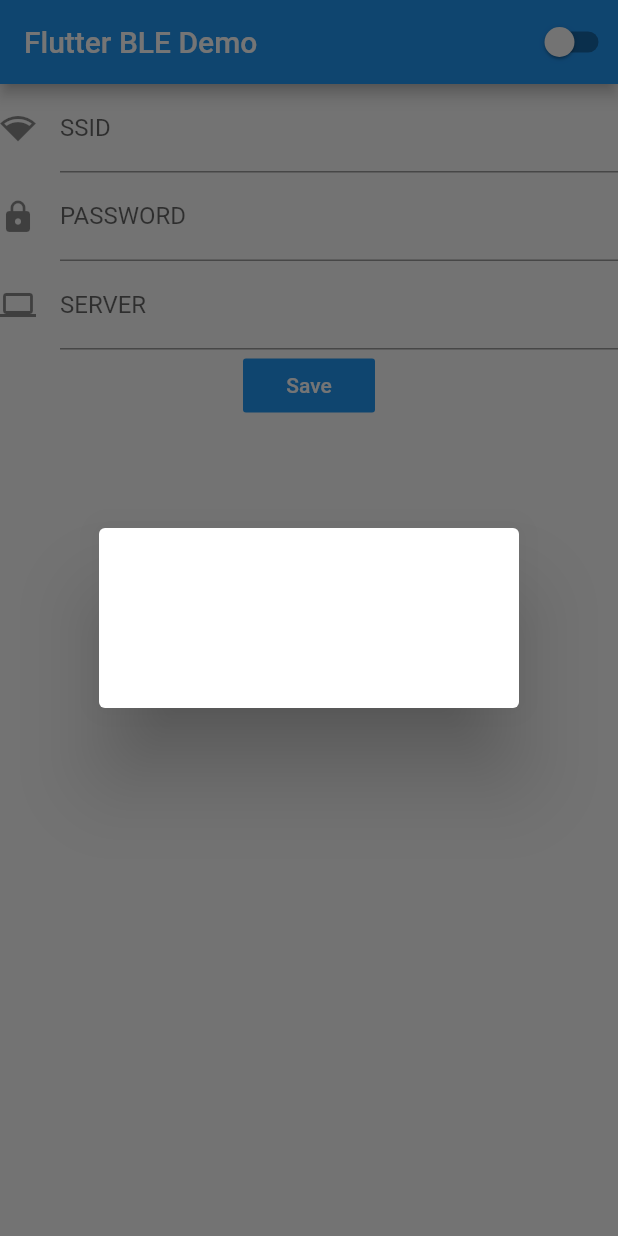
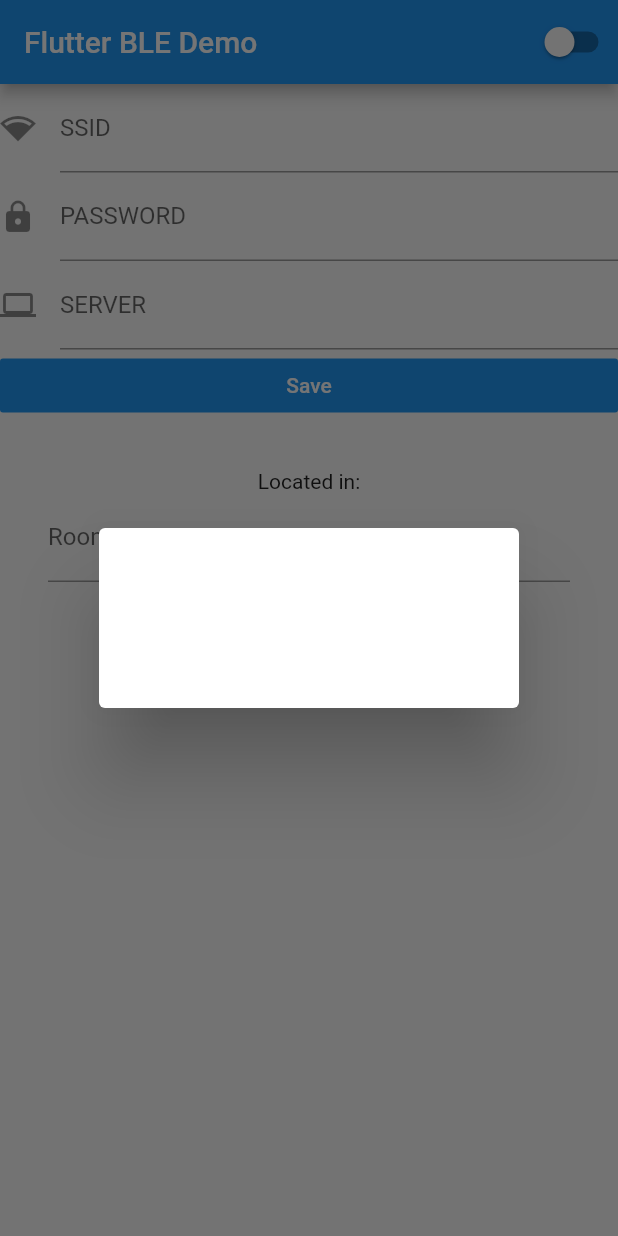
Before and after one commit to dausi15/Iot-Atuto-configuration, a Flutter app: the screen it shows after launch, after a tap on "Save", on a phone screen of 412 x 824 dp. Run offline on Flutter 3.47's test engine with Material 2 defaults, Android fonts, the phone set to English and light mode, and no system bars; our stand-ins replace flutter_blue, flutter_typeahead; missing offline and left inert: system_setting, wifi_hunter.

Commit message:
Modified app

```diff
--- a/iotapp/lib/main.dart
+++ b/iotapp/lib/main.dart
@@ -4,7 +4,8 @@ import 'package:system_setting/system_setting.dart';
 import 'dart:async';
 import 'package:wifi_hunter/wifi_hunter.dart';
 import 'package:flutter/services.dart';
-
+//import 'package:dropdown_formfield/dropdown_formfield.dart';
+import 'package:flutter_typeahead/flutter_typeahead.dart';
 
 BluetoothState state;
 
@@ -57,12 +58,12 @@ class _MyHomePageState extends State<MyHomePage> {
     //var wifiNames = new Map<String, String>();
     print("WiFi Results (SSIDs) : ");
     for (var i = 0; i < _wifiObject.ssids.length; i++) {
-      wifiStrenghts[_wifiObject.bssids[i].toString()] = _wifiObject.signalStrengths[i];
+      wifiStrenghts[_wifiObject.bssids[i].toString()] =
+          _wifiObject.signalStrengths[i];
       //wifiNames[_wifiObject.bssids[i].toString()] = _wifiObject.ssids[i];
       //debugPrint("- " + _wifiObject.ssids[i]+ "   bssid: "+ _wifiObject.bssids[i] + " : " + _wifiObject.signalStrengths[i].toString());
     }
-    var sortedMap = Map.fromEntries(
-    wifiStrenghts.entries.toList()
+    var sortedMap = Map.fromEntries(wifiStrenghts.entries.toList()
       ..sort((e1, e2) => e2.value.compareTo(e1.value)));
     return sortedMap;
   }
@@ -200,11 +201,18 @@ class _MyHomePageState extends State<MyHomePage> {
     );
   }
 
-  void printWifis(){
+  Future<List<String>> printWifis() async{
+    List<String> wifis = new List<String>();
     scanHandler().asStream().listen((event) {
       debugPrint(event.toString());
+      for(var x in event.entries){
+        wifis.add(x.key.toString());
+      }
+      //wifis.add(event.toString());
     });
+    return wifis;
   }
+
 //https://pub.dev/packages/dropdown_formfield
   @override
   Widget build(BuildContext context) {
@@ -252,18 +260,42 @@ class MyCustomForm extends StatefulWidget {
 } */
 
 class MyCustomFormState extends State<MyCustomForm> {
-
   // Create a global key that uniquely identifies the Form widget
   // and allows validation of the form.
   //
   // Note: This is a `GlobalKey<FormState>`,
   // not a GlobalKey<MyCustomFormState>.
   final _formKey = GlobalKey<FormState>();
+  //String _myActivity;
+  //String _myActivityResult;
+  final dropdownFormKey = new GlobalKey<FormState>();
   var ssidTextController = new TextEditingController();
   var passwordTextController = new TextEditingController();
   var serverTextController = new TextEditingController();
 
-  Container inputContainer(String input, TextEditingController _controller, IconData icon) {
+  final GlobalKey<FormState> _formKey2 = GlobalKey<FormState>();
+  TextEditingController _typeAheadController = TextEditingController();
+  String _selectedCity;
+
+  @override
+  void initState() {
+    super.initState();
+    //_myActivity = '';
+    //_myActivityResult = '';
+  }
+
+  _saveForm() {
+    var form = dropdownFormKey.currentState;
+    if (form.validate()) {
+      form.save();
+      setState(() {
+        //_myActivityResult = _myActivity;
+      });
+    }
+  }
+
+  Container inputContainer(
+      String input, TextEditingController _controller, IconData icon) {
     return Container(
       child: Row(
         children: <Widget>[
@@ -300,12 +332,15 @@ class MyCustomFormState extends State<MyCustomForm> {
   @override
   Widget build(BuildContext context) {
     // Build a Form widget using the _formKey created above.
-    Container ssid = inputContainer("ssid", ssidTextController, Icons.network_wifi);
-    Container password = inputContainer("password", passwordTextController, Icons.lock);
-    Container server = inputContainer("server", serverTextController, Icons.computer);
+    Container ssid =
+        inputContainer("ssid", ssidTextController, Icons.network_wifi);
+    Container password =
+        inputContainer("password", passwordTextController, Icons.lock);
+    Container server =
+        inputContainer("server", serverTextController, Icons.computer);
     return Form(
         key: _formKey,
-        child: Column(children: <Widget>[
+        child: ListView(children: <Widget>[
           // Add TextFormFields and RaisedButton here.
           ssid,
           password,
@@ -323,14 +358,77 @@ class MyCustomFormState extends State<MyCustomForm> {
                       return AlertDialog(
                         // Retrieve the text the that user has entered by using the
                         // TextEditingController.
-                      content: Text(
-                      ssidTextController.text + "\n"+
-                      passwordTextController.text + "\n"+
-                      serverTextController.text + "\n"),
+                        content: Text(ssidTextController.text +
+                            "\n" +
+                            passwordTextController.text +
+                            "\n" +
+                            serverTextController.text +
+                            "\n"),
+                      );
+                    });
+              }),
+          dropDownForm(_typeAheadController, _formKey2, _selectedCity)
+        ]));
+  }
+
+  Widget dropDownForm(TextEditingController _typeAheadController, GlobalKey<FormState> _formKey, String _selectedCity){
+  Future<List<String>> wifiSuggenstions = _MyHomePageState().printWifis();
+
+
+  return Form(
+  key: _formKey,
+  child: Padding(
+    padding: EdgeInsets.all(32.0),
+    child: Column(
+      children: <Widget>[
+        Text(
+          'Located in:'
+        ),
+        TypeAheadFormField(
+          textFieldConfiguration: TextFieldConfiguration(
+            controller: _typeAheadController,
+            decoration: InputDecoration(
+              labelText: 'Room',
+            ),
+          ),
+          suggestionsCallback: (pattern) async {
+            //_typeAheadController.text = await wifiSuggenstions.first;
+            return await wifiSuggenstions;
+          },
+          itemBuilder: (context, suggestion) {
+            return ListTile(
+              title: Text(suggestion),
             );
           },
+          transitionBuilder: (context, suggestionsBox, controller) {
+            return suggestionsBox;
+          },
+          onSuggestionSelected: (suggestion) {
+            _typeAheadController.text = suggestion;
+          },
+          validator: (value) {
+            if (value.isEmpty) {
+              return 'Please select a room';
+            }
+          },
+          onSaved: (value) => _selectedCity = value,
+        ),
+        SizedBox(height: 10.0,),
+        RaisedButton(
+          child: Text('Submit'),
+          onPressed: () {
+            if (_formKey.currentState.validate()) {
+              _formKey.currentState.save();
+              Scaffold.of(context).showSnackBar(SnackBar(
+                content: Text('Current room is ${_selectedCity}')
+              ));
+            }
+          },
+        )
+      ],
+    ),
+  ),
 );
-              })
-        ]));
 }
+
 }
--- a/iotapp/pubspec.yaml
+++ b/iotapp/pubspec.yaml
@@ -20,6 +20,8 @@ dependencies:
   wifi_hunter: ^1.0.2
   flutter_blue: ^0.7.1+1
   system_setting: ^0.1.3
+  dropdown_formfield: ^0.1.2
+  flutter_typeahead: ^1.8.1
   flutter:
     sdk: flutter
 
```
Also changed, not shown: iotapp/pubspec.lock, 2 other files. Lines whose indentation alone changed are shown as unchanged.
